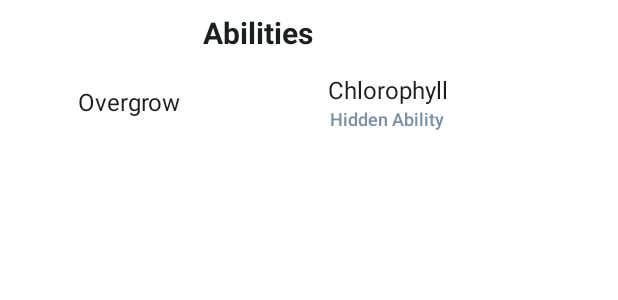
After one commit to ivannavratil/SofaScoreAndroidAcademyProject, an Android app: the layout pokemon_detail_abilities.xml on its own in the app's theme, with its tools: preview values and no code run, on a phone screen of 412 x 824 dp. The commit adds this screen. Shown: the top 300 px of the screen. Run offline under Robolectric (Android 15) with nearby library versions, the phone set to English and light mode, and no system bars.

Commit message:
PokemonDetail stats abilities & height/weight added

```diff
--- /dev/null
+++ b/app/src/main/res/layout/pokemon_detail_abilities.xml
@@ -0,0 +1,80 @@
+<?xml version="1.0" encoding="utf-8"?>
+<androidx.constraintlayout.widget.ConstraintLayout xmlns:android="http://schemas.android.com/apk/res/android"
+    xmlns:app="http://schemas.android.com/apk/res-auto"
+    xmlns:tools="http://schemas.android.com/tools"
+    android:layout_width="344dp"
+    android:layout_height="100dp">
+
+    <TextView
+        android:id="@+id/abillities"
+        style="@style/Headline2DarkCenter"
+        android:layout_width="wrap_content"
+        android:layout_height="wrap_content"
+        android:layout_marginTop="8dp"
+        app:layout_constraintEnd_toEndOf="parent"
+        app:layout_constraintStart_toStartOf="parent"
+        app:layout_constraintTop_toTopOf="parent"
+        tools:text="Abilities" />
+
+    <androidx.constraintlayout.widget.ConstraintLayout
+        android:layout_width="0dp"
+        android:layout_height="0dp"
+        app:layout_constraintBottom_toBottomOf="parent"
+        app:layout_constraintStart_toStartOf="parent"
+        app:layout_constraintTop_toBottomOf="@id/abillities"
+        app:layout_constraintWidth_percent="0.5">
+
+        <TextView
+            style="@style/InputTextDarkCenter"
+            android:layout_width="wrap_content"
+            android:layout_height="wrap_content"
+            app:layout_constraintBottom_toBottomOf="parent"
+            app:layout_constraintEnd_toEndOf="parent"
+            app:layout_constraintStart_toStartOf="parent"
+            app:layout_constraintTop_toTopOf="parent"
+            tools:text="Overgrow" />
+    </androidx.constraintlayout.widget.ConstraintLayout>
+
+    <androidx.constraintlayout.widget.ConstraintLayout
+        android:layout_width="0dp"
+        android:layout_height="0dp"
+        app:layout_constraintBottom_toBottomOf="parent"
+        app:layout_constraintEnd_toEndOf="parent"
+        app:layout_constraintTop_toBottomOf="@id/abillities"
+        app:layout_constraintWidth_percent="0.5">
+
+        <androidx.constraintlayout.widget.ConstraintLayout
+            android:layout_width="wrap_content"
+            android:layout_height="wrap_content"
+            app:layout_constraintBottom_toBottomOf="parent"
+            app:layout_constraintEnd_toEndOf="parent"
+            app:layout_constraintStart_toStartOf="parent"
+            app:layout_constraintTop_toTopOf="parent">
+
+
+            <TextView
+                android:id="@+id/label2"
+                style="@style/InputTextDarkCenter"
+                android:layout_width="wrap_content"
+                android:layout_height="wrap_content"
+                app:layout_constraintBottom_toBottomOf="parent"
+                app:layout_constraintBottom_toTopOf="@id/label3"
+                app:layout_constraintEnd_toEndOf="parent"
+                app:layout_constraintStart_toStartOf="parent"
+                app:layout_constraintTop_toTopOf="parent"
+                tools:text="Chlorophyll" />
+
+            <TextView
+                android:id="@+id/label3"
+                style="@style/AssistiveColdGrayCenter"
+                android:layout_width="wrap_content"
+                android:layout_height="wrap_content"
+                app:layout_constraintBottom_toBottomOf="parent"
+                app:layout_constraintEnd_toEndOf="parent"
+                app:layout_constraintStart_toStartOf="parent"
+                tools:text="Hidden Ability" />
+        </androidx.constraintlayout.widget.ConstraintLayout>
+
+    </androidx.constraintlayout.widget.ConstraintLayout>
+
+</androidx.constraintlayout.widget.ConstraintLayout>
--- a/app/src/main/res/layout/pokemon_detail_height_weight.xml
+++ b/app/src/main/res/layout/pokemon_detail_height_weight.xml
@@ -5,33 +5,44 @@
     android:layout_height="96dp">
 
     <androidx.constraintlayout.widget.ConstraintLayout
-        android:layout_width="match_parent"
+        android:id="@+id/height"
+        android:layout_marginEnd="16dp"
+        android:layout_width="0dp"
         android:layout_height="0dp"
-        android:layout_marginStart="16dp"
-        android:layout_marginEnd="16dp"
+        app:layout_constraintBottom_toBottomOf="parent"
+        app:layout_constraintStart_toStartOf="parent"
+        app:layout_constraintTop_toTopOf="parent"
+        app:layout_constraintEnd_toStartOf="@id/weight">
+
+        <include
+            layout="@layout/pokemon_detail_info_tile"
+            android:layout_width="match_parent"
+            android:layout_height="match_parent"
+            app:layout_constraintBottom_toBottomOf="parent"
+            app:layout_constraintEnd_toEndOf="parent"
+            app:layout_constraintStart_toStartOf="parent"
+            app:layout_constraintTop_toTopOf="parent" />
+    </androidx.constraintlayout.widget.ConstraintLayout>
+
+    <androidx.constraintlayout.widget.ConstraintLayout
+        android:id="@+id/weight"
+        android:layout_width="0dp"
+        android:layout_height="0dp"
+        android:layout_marginStart="8dp"
+        app:layout_constraintStart_toEndOf="@id/height"
         app:layout_constraintBottom_toBottomOf="parent"
         app:layout_constraintEnd_toEndOf="parent"
-        app:layout_constraintStart_toStartOf="parent"
         app:layout_constraintTop_toTopOf="parent">
 
         <include
-            android:id="@+id/info_tile_1"
             layout="@layout/pokemon_detail_info_tile"
+            android:layout_width="match_parent"
+            android:layout_height="match_parent"
             app:layout_constraintBottom_toBottomOf="parent"
+            app:layout_constraintEnd_toEndOf="parent"
             app:layout_constraintStart_toStartOf="parent"
             app:layout_constraintTop_toTopOf="parent" />
 
-
-        <!-- TODO: fix this-->
-
-        <include
-            android:id="@+id/info_tile_2"
-            layout="@layout/pokemon_detail_info_tile"
-            app:layout_constraintBottom_toBottomOf="parent"
-            app:layout_constraintEnd_toEndOf="parent"
-            app:layout_constraintStart_toEndOf="@id/info_tile_1"
-            app:layout_constraintTop_toTopOf="parent" />
     </androidx.constraintlayout.widget.ConstraintLayout>
 
-
 </androidx.constraintlayout.widget.ConstraintLayout>
```
